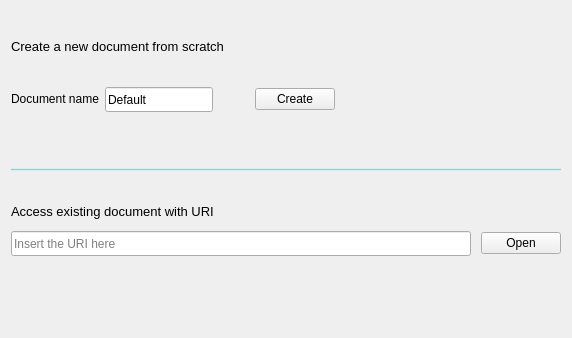
Old version of the form CLIENT/GUI/ui/gui_newdoc.ui in the repository GiuliCler/GIMPteam.
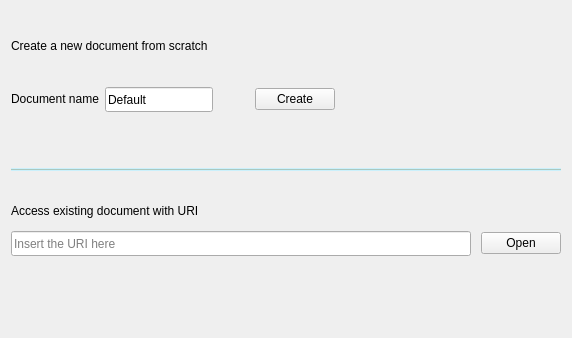
New version of the form.

What changed in the file:
```diff
--- a/CLIENT/GUI/ui/gui_newdoc.ui
+++ b/CLIENT/GUI/ui/gui_newdoc.ui
@@ -46,12 +46,7 @@
      <item>
       <layout class="QHBoxLayout" name="horizontalLayout_3">
        <item>
-        <widget class="QLabel" name="label_3">
-         <property name="font">
-          <font>
-           <pointsize>10</pointsize>
-          </font>
-         </property>
+        <widget class="QLabel" name="newDocumentTitleLabel">
          <property name="cursor">
           <cursorShape>IBeamCursor</cursorShape>
          </property>
@@ -327,12 +322,7 @@
      <item>
       <layout class="QHBoxLayout" name="horizontalLayout_4">
        <item>
-        <widget class="QLabel" name="label_4">
-         <property name="font">
-          <font>
-           <pointsize>10</pointsize>
-          </font>
-         </property>
+        <widget class="QLabel" name="uriDocumentTitleLabel">
          <property name="cursor">
           <cursorShape>IBeamCursor</cursorShape>
          </property>
```
